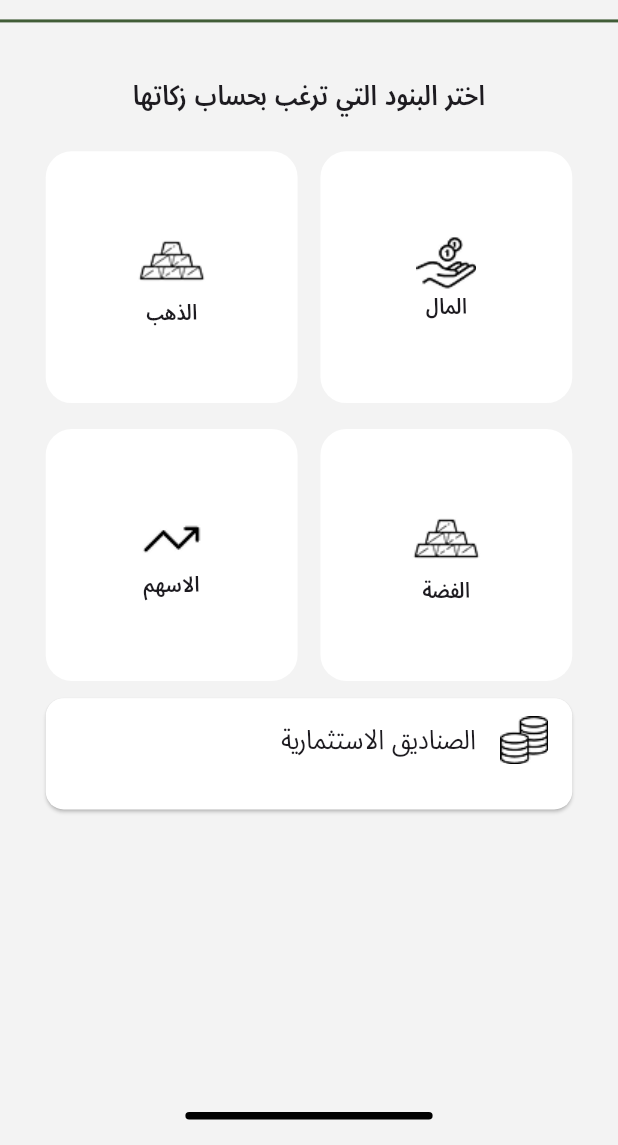
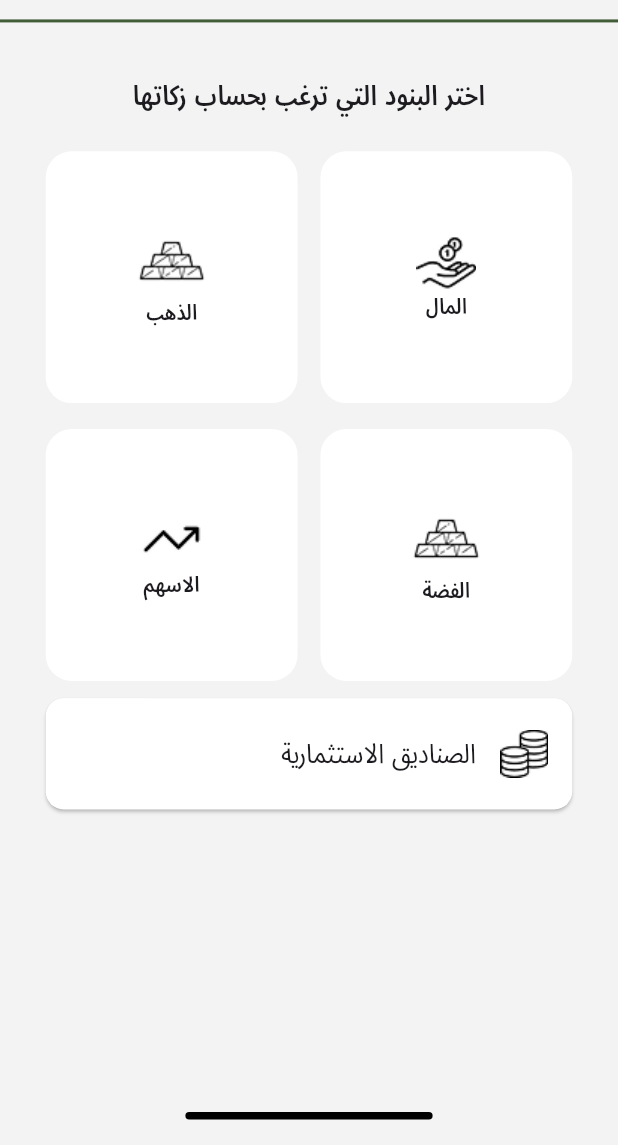
Before and after one commit to hamadadhg/misk_app, a Flutter app: the ZakatCalculateView screen opened by its route, on a phone screen of 412 x 824 dp, the part 91-1236 px from its top. Run offline on Flutter 3.47's test engine with Material 3 defaults, Android fonts, the light colour scheme and no system bars; our stand-ins replace adhan, dartz, dio, flutter_bloc, flutter_compass, flutter_local_notifications and 9 more; missing offline and left inert: quran; accounts and stored records are empty.

Commit message:
put contain coin box in center the card

```diff
--- a/lib/features/zakat_calculate/presentation/views/widgets/custom_coin_card_zakat_view.dart
+++ b/lib/features/zakat_calculate/presentation/views/widgets/custom_coin_card_zakat_view.dart
@@ -23,7 +23,7 @@ class CustomCoinCardZakatView extends StatelessWidget {
         child: Card(
           margin: SymmetricPaddingWithoutChild.horizontal30(context: context),
           color: StyleToColors.whiteColor,
-          child: const CustomContainCoinCardZakatView(),
+          child: const Center(child: CustomContainCoinCardZakatView()),
         ),
       ),
     );
```
